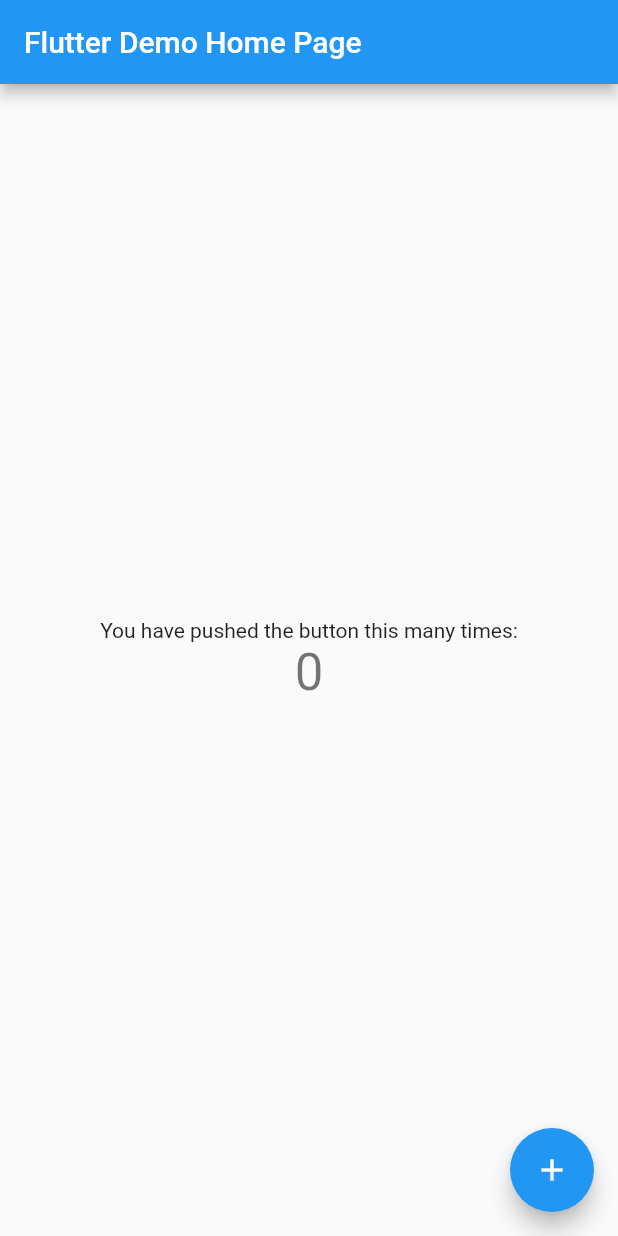
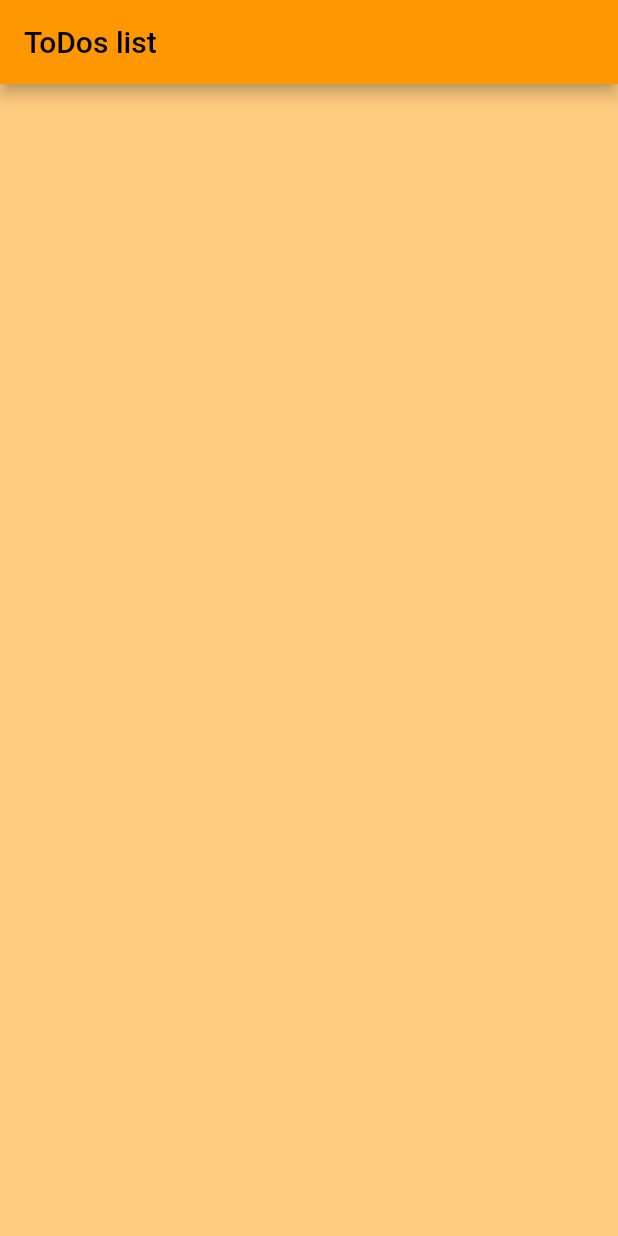
Before and after one commit to toledo1366/ToDo, a Flutter app: the screen it shows after launch, on a phone screen of 412 x 824 dp. Run offline on Flutter 3.47's test engine with Material 2 defaults, Android fonts, the phone set to English and light mode, and no system bars; our stand-ins replace bloc, freezed_annotation.

Commit message:
installed some libs and created days page

```diff
--- /dev/null
+++ b/todo/lib/core/state_base.dart
@@ -0,0 +1,3 @@
+abstract class StateBase {
+  const StateBase();
+}
--- /dev/null
+++ b/todo/lib/days/cubit/days_to_dos_list_cubit.dart
@@ -0,0 +1,14 @@
+import 'package:freezed_annotation/freezed_annotation.dart';
+import 'package:todo/core/cubit_base.dart';
+import 'package:todo/core/state_base.dart';
+
+import '../../models/daily_todos.dart';
+
+part 'days_to_dos_list_state.dart';
+part 'days_to_dos_list_cubit.freezed.dart';
+
+class DaysToDosListCubit extends CubitBase<DaysToDosListState> {
+  DaysToDosListCubit() : super(const DaysToDosListState.dataLoading());
+
+
+}
--- /dev/null
+++ b/todo/lib/days/cubit/days_to_dos_list_state.dart
@@ -0,0 +1,7 @@
+part of 'days_to_dos_list_cubit.dart';
+
+@freezed
+class DaysToDosListState extends StateBase with _$DaysToDosListState{
+  const factory DaysToDosListState.dataLoading() = _DaysToDosListStateDataLoading;
+  const factory DaysToDosListState.dataLoaded(List<DailyTodos> todos) = _DaysToDosListStateDataLoaded;
+}
--- /dev/null
+++ b/todo/lib/days/ui/days_to_dos_list.dart
@@ -0,0 +1,21 @@
+import 'package:flutter/material.dart';
+import 'package:flutter/widgets.dart';
+import 'package:todo/days/ui/days_to_dos_list_item.dart';
+
+class DaysToDosList extends StatefulWidget {
+  const DaysToDosList({ Key? key }) : super(key: key);
+
+  @override
+  State<DaysToDosList> createState() => _DaysToDosListState();
+}
+
+class _DaysToDosListState extends State<DaysToDosList> {
+  @override
+  Widget build(BuildContext context) {
+    return ListView.separated(
+      itemCount: 0 ,
+      itemBuilder: (context, index) => DaysToDosListItem(),
+      separatorBuilder: (context, index) => const Divider(),
+    );
+  }
+}
--- /dev/null
+++ b/todo/lib/home_page.dart
@@ -0,0 +1,26 @@
+import 'package:flutter/material.dart';
+import 'package:todo/days/ui/days_to_dos_list.dart';
+
+class HomePage extends StatefulWidget {
+  const HomePage({ Key? key }) : super(key: key);
+
+  @override
+  State<HomePage> createState() => _HomePageState();
+}
+
+class _HomePageState extends State<HomePage> {
+  @override
+  Widget build(BuildContext context) {
+    return Scaffold(
+      appBar: AppBar(
+        title: const Text('ToDos list'),
+      ),
+      backgroundColor: Colors.orange.shade200,
+      body: _buildContent(context),
+    );
+  }
+
+ Widget _buildContent(BuildContext context) {
+  return const DaysToDosList();
+ }
+}
--- a/todo/lib/main.dart
+++ b/todo/lib/main.dart
@@ -1,4 +1,5 @@
 import 'package:flutter/material.dart';
+import 'package:todo/home_page.dart';
 
 void main() {
   runApp(const MyApp());
@@ -7,109 +8,13 @@ void main() {
 class MyApp extends StatelessWidget {
   const MyApp({Key? key}) : super(key: key);
 
-  // This widget is the root of your application.
   @override
   Widget build(BuildContext context) {
     return MaterialApp(
-      title: 'Flutter Demo',
-      theme: ThemeData(
-        // This is the theme of your application.
-        //
-        // Try running your application with "flutter run". You'll see the
-        // application has a blue toolbar. Then, without quitting the app, try
-        // changing the primarySwatch below to Colors.green and then invoke
-        // "hot reload" (press "r" in the console where you ran "flutter run",
-        // or simply save your changes to "hot reload" in a Flutter IDE).
-        // Notice that the counter didn't reset back to zero; the application
-        // is not restarted.
-        primarySwatch: Colors.blue,
-      ),
-      home: const MyHomePage(title: 'Flutter Demo Home Page'),
+      title: 'ToDo App',
+      debugShowCheckedModeBanner: false,
+      theme: ThemeData(primarySwatch: Colors.orange),
+      home: const HomePage(),
     );
   }
 }
-
-class MyHomePage extends StatefulWidget {
-  const MyHomePage({Key? key, required this.title}) : super(key: key);
-
-  // This widget is the home page of your application. It is stateful, meaning
-  // that it has a State object (defined below) that contains fields that affect
-  // how it looks.
-
-  // This class is the configuration for the state. It holds the values (in this
-  // case the title) provided by the parent (in this case the App widget) and
-  // used by the build method of the State. Fields in a Widget subclass are
-  // always marked "final".
-
-  final String title;
-
-  @override
-  State<MyHomePage> createState() => _MyHomePageState();
-}
-
-class _MyHomePageState extends State<MyHomePage> {
-  int _counter = 0;
-
-  void _incrementCounter() {
-    setState(() {
-      // This call to setState tells the Flutter framework that something has
-      // changed in this State, which causes it to rerun the build method below
-      // so that the display can reflect the updated values. If we changed
-      // _counter without calling setState(), then the build method would not be
-      // called again, and so nothing would appear to happen.
-      _counter++;
-    });
-  }
-
-  @override
-  Widget build(BuildContext context) {
-    // This method is rerun every time setState is called, for instance as done
-    // by the _incrementCounter method above.
-    //
-    // The Flutter framework has been optimized to make rerunning build methods
-    // fast, so that you can just rebuild anything that needs updating rather
-    // than having to individually change instances of widgets.
-    return Scaffold(
-      appBar: AppBar(
-        // Here we take the value from the MyHomePage object that was created by
-        // the App.build method, and use it to set our appbar title.
-        title: Text(widget.title),
-      ),
-      body: Center(
-        // Center is a layout widget. It takes a single child and positions it
-        // in the middle of the parent.
-        child: Column(
-          // Column is also a layout widget. It takes a list of children and
-          // arranges them vertically. By default, it sizes itself to fit its
-          // children horizontally, and tries to be as tall as its parent.
-          //
-          // Invoke "debug painting" (press "p" in the console, choose the
-          // "Toggle Debug Paint" action from the Flutter Inspector in Android
-          // Studio, or the "Toggle Debug Paint" command in Visual Studio Code)
-          // to see the wireframe for each widget.
-          //
-          // Column has various properties to control how it sizes itself and
-          // how it positions its children. Here we use mainAxisAlignment to
-          // center the children vertically; the main axis here is the vertical
-          // axis because Columns are vertical (the cross axis would be
-          // horizontal).
-          mainAxisAlignment: MainAxisAlignment.center,
-          children: <Widget>[
-            const Text(
-              'You have pushed the button this many times:',
-            ),
-            Text(
-              '$_counter',
-              style: Theme.of(context).textTheme.headline4,
-            ),
-          ],
-        ),
-      ),
-      floatingActionButton: FloatingActionButton(
-        onPressed: _incrementCounter,
-        tooltip: 'Increment',
-        child: const Icon(Icons.add),
-      ), // This trailing comma makes auto-formatting nicer for build methods.
-    );
-  }
-}
--- /dev/null
+++ b/todo/lib/models/daily_todos.dart
@@ -0,0 +1,8 @@
+import 'package:todo/models/todo.dart';
+
+class DailyTodos {
+  final DateTime date;
+  final List<ToDo> todos;
+
+  const DailyTodos(this.date, this.todos);
+}
--- /dev/null
+++ b/todo/lib/models/todo.dart
@@ -0,0 +1,7 @@
+class ToDo {
+  final String toDoTitle;
+  final String toDoDescription;
+  final bool isDone;
+
+  const ToDo(this.toDoTitle, this.toDoDescription, this.isDone);
+}
```
Also changed, not shown: todo/lib/core/cubit_base.dart (added, +17 -0 lines), todo/lib/days/ui/days_to_dos_list_item.dart (added, +12 -0 lines), todo/pubspec.yaml (+8 -69 lines), todo/lib/days/cubit/days_to_dos_list_cubit.freezed.dart (added), todo/pubspec.lock, 1 other file.
